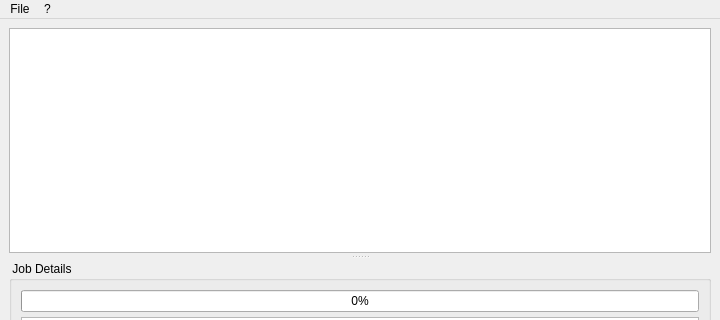
First picture: the form in gui/win_main.ui, repository lordmulder/Simple-x264-Launcher, before the edit; both pictures show x 0 to 720 and y 0 to 320 of the 720 by 640 pixel window.
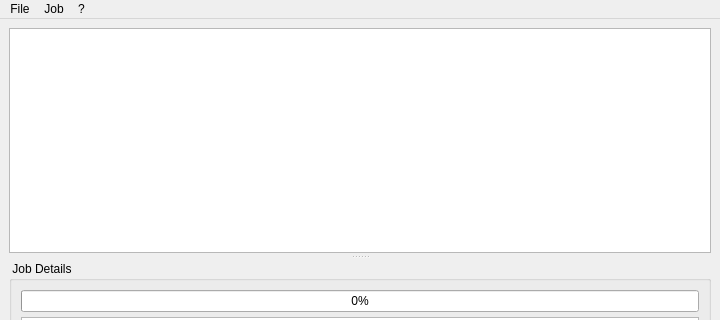
Second picture: the form after the edit. Icons and pictures are not drawn.

Diff of the .ui file:
```diff
--- a/gui/win_main.ui
+++ b/gui/win_main.ui
@@ -296,7 +296,17 @@
     <addaction name="separator"/>
     <addaction name="actionAbout"/>
    </widget>
+   <widget class="QMenu" name="menuJob">
+    <property name="title">
+     <string>Job</string>
+    </property>
+    <addaction name="actionJob_New"/>
+    <addaction name="separator"/>
+    <addaction name="actionJob_Start"/>
+    <addaction name="actionJob_Abort"/>
+   </widget>
    <addaction name="menuFile"/>
+   <addaction name="menuJob"/>
    <addaction name="menu"/>
   </widget>
   <action name="actionExit">
```
Left out of the diff: 87 changed lines with no effect on the pictures.
